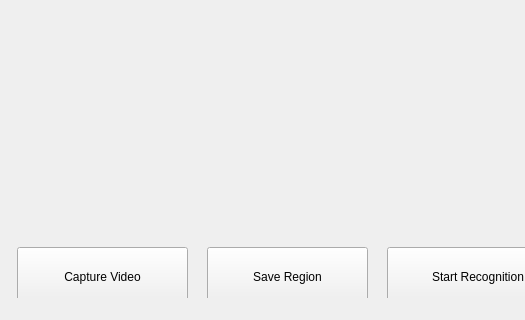
Before: the Qt Designer form motion-detection/qt_region_app/region_app/mainwindow.ui in GrabMotion/motion, drawn with Qt 5; both pictures show x 0 to 525 and y 315 to 635 of the 981 by 635 pixel window.
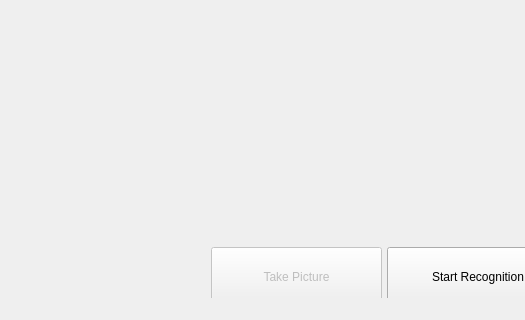
After: the same form once the commit is applied. Custom widgets are drawn as their Qt base class.

Diff of the .ui file:
```diff
--- a/motion-detection/qt_region_app/region_app/mainwindow.ui
+++ b/motion-detection/qt_region_app/region_app/mainwindow.ui
@@ -291,37 +291,24 @@
     </property>
    </widget>
    <widget class="QPushButton" name="capture_video">
+    <property name="enabled">
+     <bool>false</bool>
+    </property>
     <property name="geometry">
      <rect>
-      <x>17</x>
+      <x>211</x>
       <y>526</y>
       <width>171</width>
       <height>60</height>
      </rect>
     </property>
     <property name="text">
-     <string>Capture Video</string>
+     <string>Take Picture</string>
     </property>
     <property name="checkable">
      <bool>true</bool>
     </property>
    </widget>
-   <widget class="QPushButton" name="save_region">
-    <property name="geometry">
-     <rect>
-      <x>207</x>
-      <y>526</y>
-      <width>161</width>
-      <height>60</height>
-     </rect>
-    </property>
-    <property name="styleSheet">
-     <string notr="true"/>
-    </property>
-    <property name="text">
-     <string>Save Region</string>
-    </property>
-   </widget>
    <widget class="QPushButton" name="start_recognition">
     <property name="geometry">
      <rect>
```
